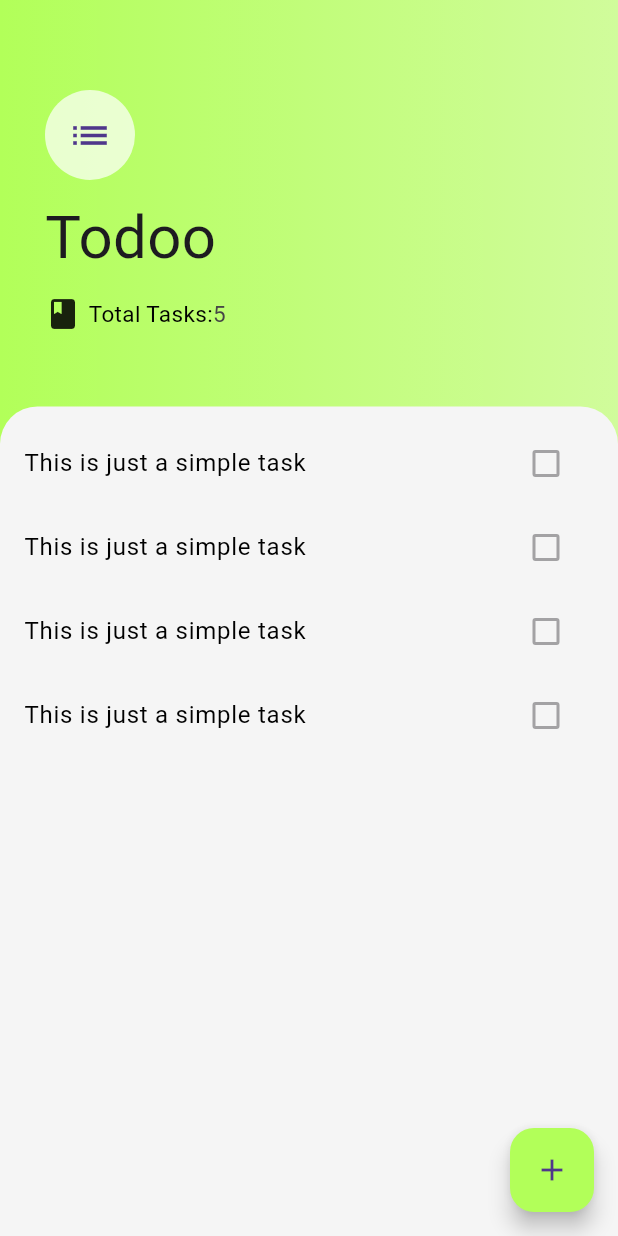
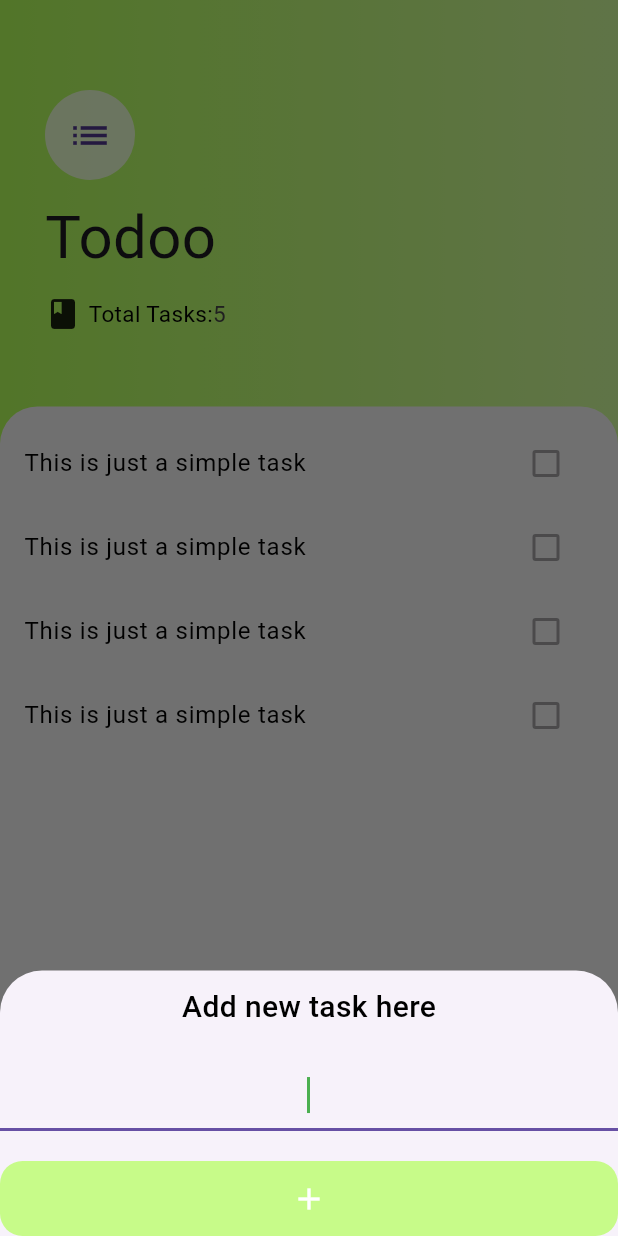
Before and after one commit to Shahzaibshakeelcheema/todo_app_flutter, a Flutter app: the screen it shows after launch, after a tap on the "add" icon, on a phone screen of 412 x 824 dp. Run offline on Flutter 3.47's test engine with Material 3 defaults, Android fonts, the phone set to English and light mode, and no system bars; Roboto replaces fonts that are missing (Pacifico).

Commit message:
Updated Task.dart file and added add_task.dart

```diff
--- a/lib/screens/add_task.dart
+++ b/lib/screens/add_task.dart
@@ -1,10 +1,46 @@
+// add_task.dart
+
 import 'package:flutter/material.dart';
 
-class AddTask extends StatelessWidget {
-  const AddTask({super.key});
+class AddTaskScreen extends StatelessWidget {
+  const AddTaskScreen({super.key});
 
   @override
   Widget build(BuildContext context) {
-    return const Placeholder();
+    return Column(
+      crossAxisAlignment: CrossAxisAlignment.stretch,
+      children: [
+        const SizedBox(height: 10),
+        const Center(
+          child: Text(
+            'Add new task here',
+            style: TextStyle(
+              color: Colors.black,
+              fontSize: 20,
+              fontWeight: FontWeight.w500,
+            ),
+          ),
+        ),
+        const SizedBox(height: 20),
+        const TextField(
+          autofocus: true,
+          textAlign: TextAlign.center,
+          cursorColor: Colors.green,
+        ),
+        const SizedBox(height: 20),
+        Container(
+            height: 50,
+            decoration: BoxDecoration(
+              color: Colors.lightGreenAccent.withOpacity(0.7),
+              borderRadius: BorderRadius.circular(15),
+            ),
+            child: IconButton(
+                onPressed: () {},
+                icon: const Icon(
+                  Icons.add,
+                  color: Colors.white,
+                )))
+      ],
+    );
   }
 }
--- a/lib/screens/tasks.dart
+++ b/lib/screens/tasks.dart
@@ -1,7 +1,7 @@
-//tasks.dart
+import 'package:flutter/material.dart';
+import 'package:todoapp/screens/add_task.dart';
+import 'package:todoapp/widgets/task_list.dart';
 
-import 'package:flutter/material.dart';
-import 'package:todoapp/widgets/task_list.dart';
 
 class TaskScreen extends StatelessWidget {
   const TaskScreen({super.key});
@@ -10,7 +10,21 @@ class TaskScreen extends StatelessWidget {
   Widget build(BuildContext context) {
     return Scaffold(
       floatingActionButton: FloatingActionButton(
-        onPressed: () {},
+        onPressed: () {
+          showModalBottomSheet(
+              isScrollControlled:
+                  true, // We used this to make the widgets appear above the keyboard but it will stretch to the top
+              context: context,
+              // We will wrap our add task screen with a container and singlechildscrollview so that the
+              // widgets above the keyboard not only stay above but also the bottom sheet does not strecthes itself to the top
+              builder: (context) => SingleChildScrollView(
+                    child: Container(
+                      padding: EdgeInsets.only(
+                          bottom: MediaQuery.of(context).viewInsets.bottom),
+                      child: const AddTaskScreen(),
+                    ),
+                  ));
+        },
         backgroundColor: Colors.lightGreenAccent.withOpacity(1),
         child: const Icon(Icons.add),
       ),
```
